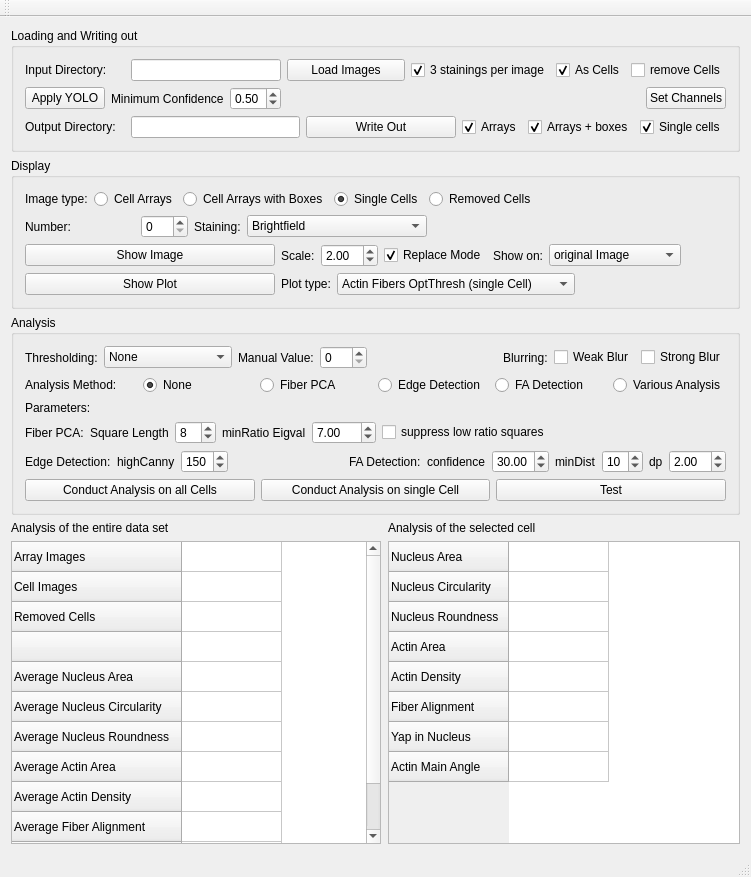
Above: CellForceAnalyzer/src/WindowMain.ui from Kinbischi/CellForceAnalyzer before the change. Below: the same form after it.
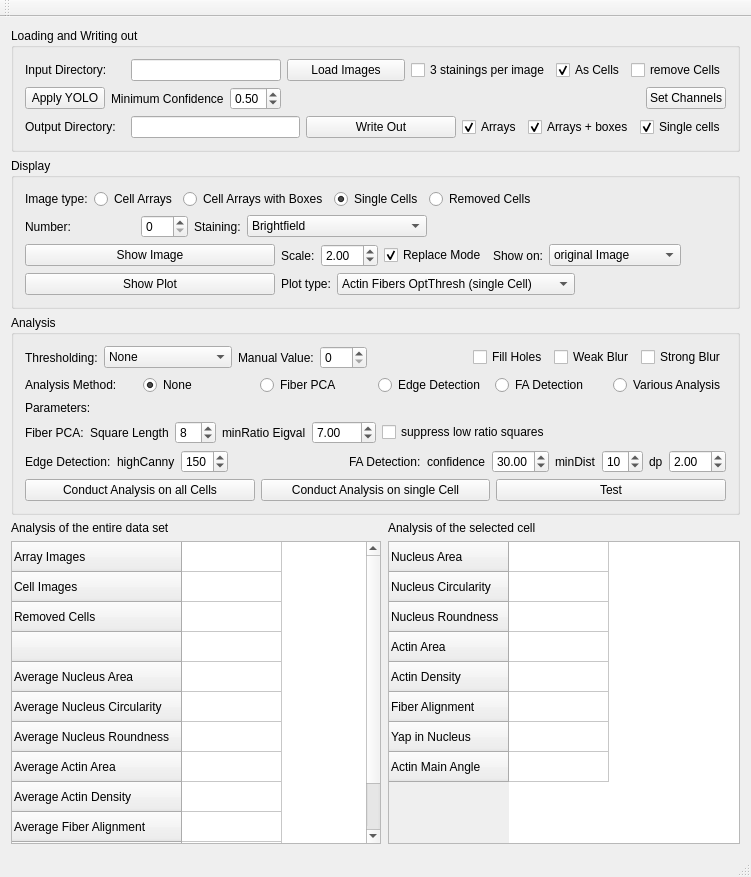
That is the form after the change.

```diff
--- a/CellForceAnalyzer/src/WindowMain.ui
+++ b/CellForceAnalyzer/src/WindowMain.ui
@@ -86,7 +86,7 @@
             <string>3 stainings per image</string>
            </property>
            <property name="checked">
-            <bool>true</bool>
+            <bool>false</bool>
            </property>
           </widget>
          </item>
@@ -697,9 +697,9 @@
           </spacer>
          </item>
          <item>
-          <widget class="QLabel" name="label_12">
+          <widget class="QCheckBox" name="checkBox_fillHoles">
            <property name="text">
-            <string>Blurring:</string>
+            <string>Fill Holes</string>
            </property>
           </widget>
          </item>
```
Left out of the diff: 2 changed lines with no effect on the pictures.
